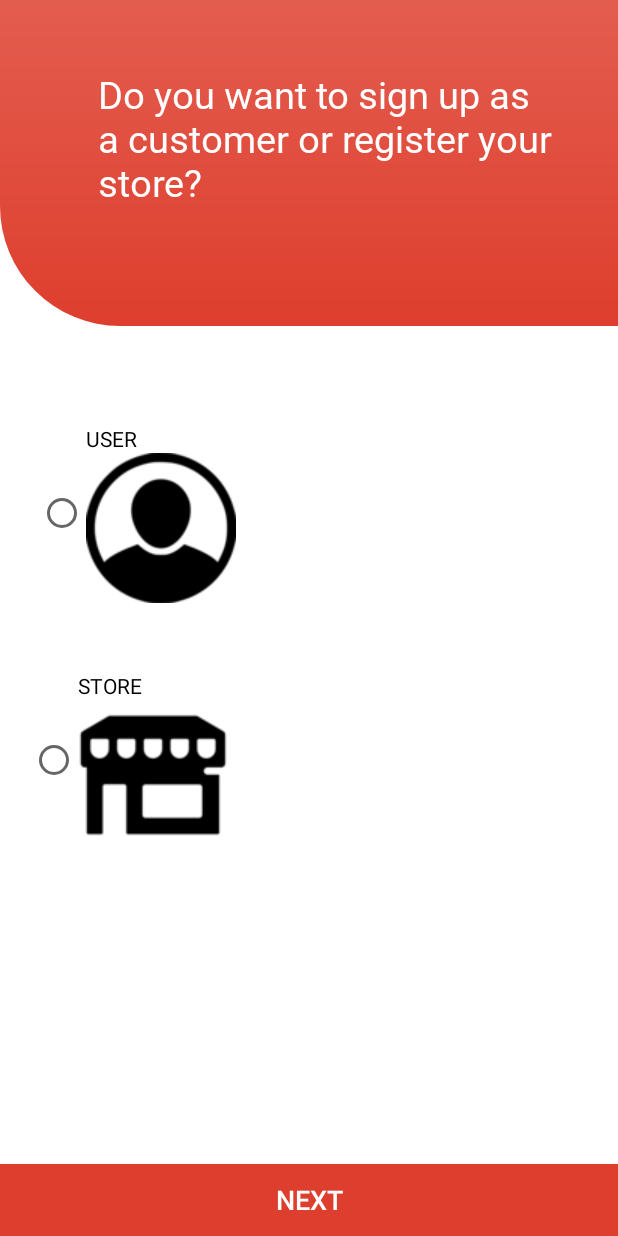
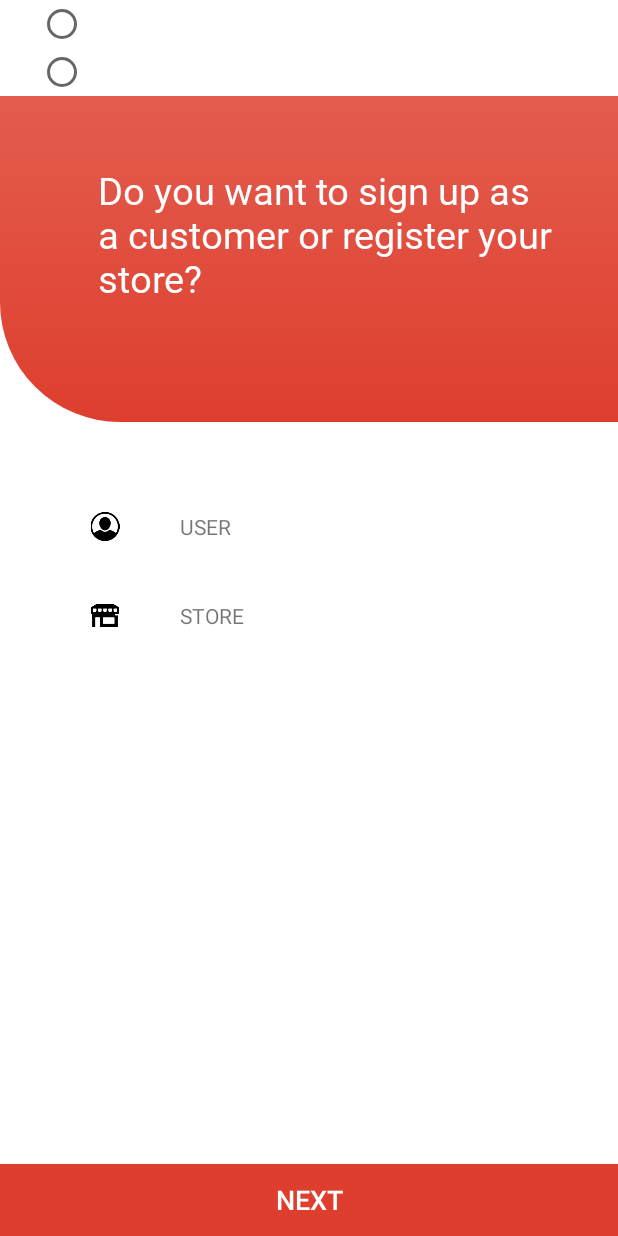
Before and after one commit to givenone/19fallmobile, an Android app: the SelectSU screen opened directly, with no data from a screen before it, on a phone screen of 412 x 824 dp. Run offline under Robolectric (Android 15) with nearby library versions, the phone set to English and light mode, and no system bars; network calls fail.

Commit message:
Radio group returned

```diff
--- a/ezorder_app/app/src/main/res/layout/activity_sign_select_su.xml
+++ b/ezorder_app/app/src/main/res/layout/activity_sign_select_su.xml
@@ -8,8 +8,23 @@
     android:orientation="vertical">
 
 
+
+    <RadioGroup
+        android:id="@+id/SU"
+        android:layout_width="match_parent"
+        android:layout_height="match_parent">
+        <RadioButton
+            android:id="@+id/SU_user"
+            android:layout_width="wrap_content"
+            android:layout_height="wrap_content"
+            android:layout_marginLeft="25dp"  />
+        <RadioButton
+            android:id="@+id/SU_store"
+            android:layout_width="match_parent"
+            android:layout_height="wrap_content"
+            android:layout_marginLeft="25dp" />
+
         <FrameLayout
-        android:id="@+id/sign_select_prompt"
             android:layout_width="match_parent"
             android:layout_height="217dp"
             android:layout_marginBottom="40dp"
@@ -30,33 +45,50 @@
         </FrameLayout>
 
         <LinearLayout
-        android:layout_width="match_parent"
-        android:layout_height="wrap_content"
-        android:orientation="vertical"
-        android:layout_below="@+id/sign_select_prompt">
-
-        <RadioGroup
-            android:id="@+id/SU"
-            android:layout_width="match_parent"
-            android:layout_height="match_parent">
-
-            <RadioButton
-                android:id="@+id/SU_user"
             android:layout_width="wrap_content"
             android:layout_height="wrap_content"
-                android:text="USER "
-                android:drawableBottom="@drawable/user_black"
-                android:layout_margin="25dp" />
+            android:orientation="horizontal"
+            android:layout_margin="20dp">
 
-            <RadioButton
-                android:id="@+id/SU_store"
+
+            <!--                android:text="USER" -->
+
+
+            <ImageView
+                android:layout_width="match_parent"
+                android:layout_height="match_parent"
+                app:srcCompat="@drawable/user_black" />
+
+            <TextView
+                android:id="@+id/SU_user_text"
                 android:layout_width="wrap_content"
                 android:layout_height="wrap_content"
-                android:drawableBottom="@drawable/store_black"
-                android:text="STORE "
-                android:layout_margin="20dp" />
+                android:layout_weight="1"
+                android:text="USER " />
 
-        </RadioGroup>
+        </LinearLayout>
+
+        <LinearLayout
+            android:layout_width="wrap_content"
+            android:layout_height="wrap_content"
+            android:orientation="horizontal"
+            android:layout_margin="20dp">
+
+
+            <!--            android:text="STORE"-->
+
+            <ImageView
+                android:layout_width="match_parent"
+                android:layout_height="match_parent"
+                android:layout_gravity="center"
+                app:srcCompat="@drawable/store_black" />
+
+            <TextView
+                android:id="@+id/SU_store_text"
+                android:layout_width="wrap_content"
+                android:layout_height="wrap_content"
+                android:layout_weight="1"
+                android:text="STORE " />
 
         </LinearLayout>
 
@@ -72,8 +104,10 @@
                 android:background="@color/ez_red"
                 android:text="Next"
                 android:textColor="@android:color/white"
-            android:textSize="18dp" />
+                android:textSize="18dp"/>
 
         </RelativeLayout>
 
+    </RadioGroup>
+
 </RelativeLayout>
```
Lines whose indentation alone changed are shown as unchanged.
